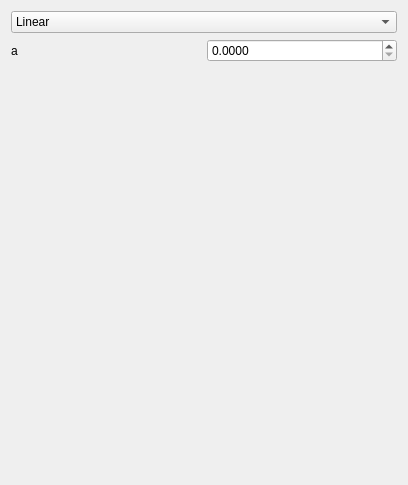
Before: the Qt Designer form Tools/ToolMutualismBreakdowner/qtsulfideproductionfunctionwidget.ui in richelbilderbeek/ProjectRichelBilderbeek, drawn with Qt 5.
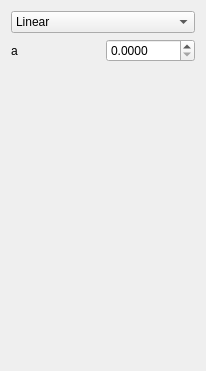
After: the same form once the commit is applied. Icons and pictures are not drawn.

Patch:
```diff
--- a/Tools/ToolMutualismBreakdowner/qtsulfideproductionfunctionwidget.ui
+++ b/Tools/ToolMutualismBreakdowner/qtsulfideproductionfunctionwidget.ui
@@ -6,8 +6,8 @@
    <rect>
     <x>0</x>
     <y>0</y>
-    <width>408</width>
-    <height>485</height>
+    <width>206</width>
+    <height>371</height>
    </rect>
   </property>
   <property name="windowTitle">
```
Left out of the diff: 6 changed lines with no effect on the pictures.
